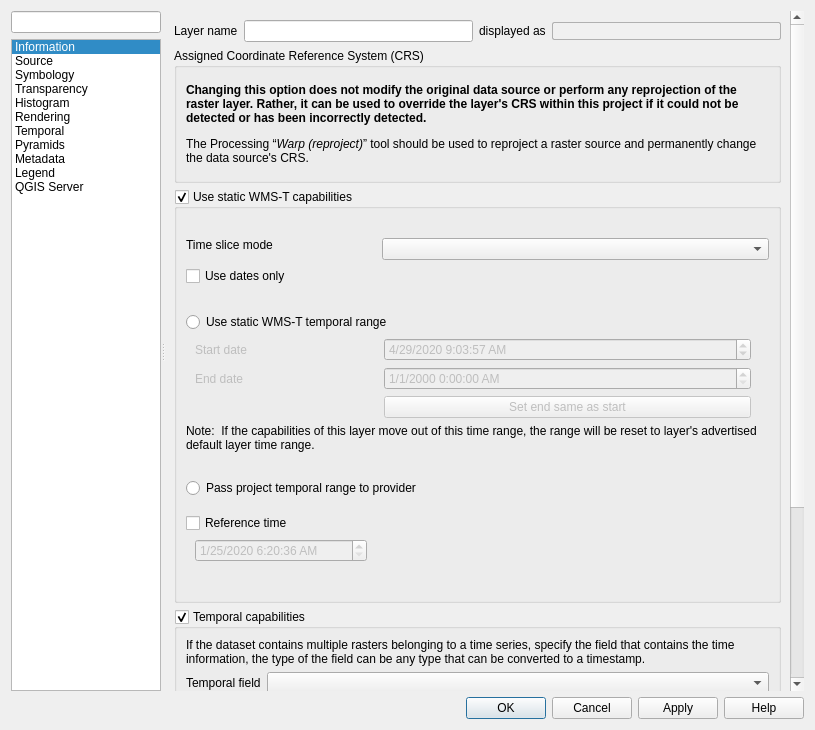
qgis/QGIS, file src/ui/qgsrasterlayerpropertiesbase.ui: the form before one commit.
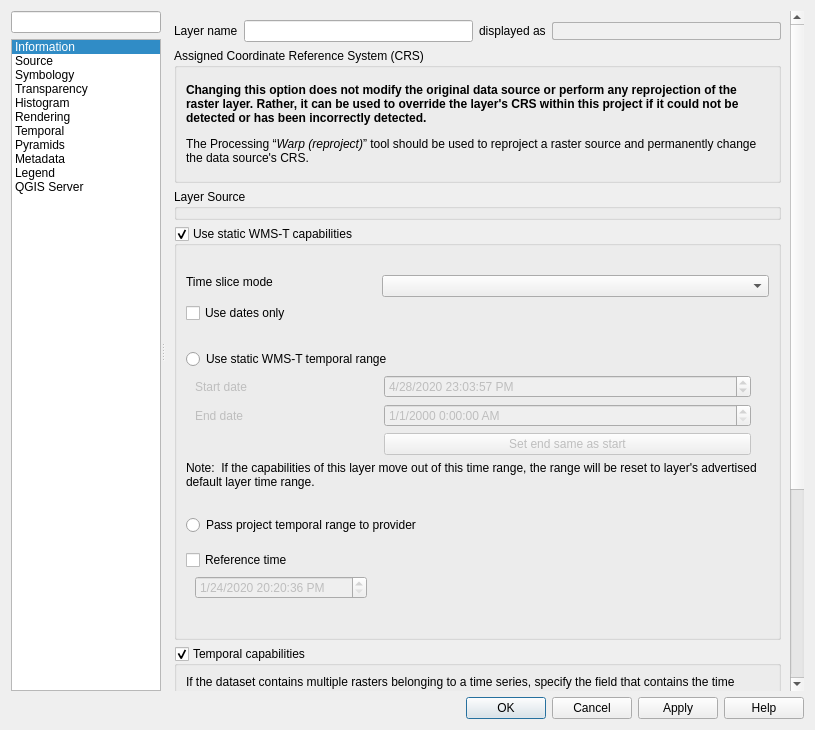
The form after the commit. The open tabs and pages were chosen to show the change. Icons and pictures are not drawn. Custom widgets are drawn as their Qt base class.

Commit message: Add a provider source widget for gdal file based layers, and allow changing layer file source from raster layer properties

The edit to the form file:
```diff
--- a/src/ui/qgsrasterlayerpropertiesbase.ui
+++ b/src/ui/qgsrasterlayerpropertiesbase.ui
@@ -302,8 +302,8 @@
                <rect>
                 <x>0</x>
                 <y>0</y>
-                <width>325</width>
-                <height>978</height>
+                <width>629</width>
+                <height>1168</height>
                </rect>
               </property>
               <layout class="QVBoxLayout" name="verticalLayout_7">
@@ -389,6 +389,13 @@
                  </layout>
                 </widget>
                </item>
+               <item>
+                <widget class="QgsCollapsibleGroupBox" name="mSourceGroupBox">
+                 <property name="title">
+                  <string>Layer Source</string>
+                 </property>
+                </widget>
+               </item>
                <item>
                 <widget class="QGroupBox" name="mWmstGroup">
                  <property name="enabled">
@@ -457,19 +464,19 @@
                       <widget class="QgsDateTimeEdit" name="mReferenceDateTimeEdit">
                        <property name="dateTime">
                         <datetime>
-                         <hour>6</hour>
+                         <hour>20</hour>
                          <minute>20</minute>
                          <second>36</second>
                          <year>2020</year>
                          <month>1</month>
-                         <day>25</day>
+                         <day>24</day>
                         </datetime>
                        </property>
                        <property name="date">
                         <date>
                          <year>2020</year>
                          <month>1</month>
-                         <day>25</day>
+                         <day>24</day>
                         </date>
                        </property>
                        <property name="currentSection">
@@ -587,12 +594,12 @@
                          <widget class="QgsDateTimeEdit" name="mStartStaticDateTimeEdit">
                           <property name="dateTime">
                            <datetime>
-                            <hour>9</hour>
+                            <hour>23</hour>
                             <minute>3</minute>
                             <second>57</second>
                             <year>2020</year>
                             <month>4</month>
-                            <day>29</day>
+                            <day>28</day>
                            </datetime>
                           </property>
                           <property name="currentSection">
@@ -2542,9 +2549,9 @@
  </widget>
  <customwidgets>
   <customwidget>
-   <class>QgsDoubleSpinBox</class>
-   <extends>QDoubleSpinBox</extends>
-   <header>qgsdoublespinbox.h</header>
+   <class>QgsFilterLineEdit</class>
+   <extends>QLineEdit</extends>
+   <header>qgsfilterlineedit.h</header>
   </customwidget>
   <customwidget>
    <class>QgsScrollArea</class>
@@ -2552,6 +2559,11 @@
    <header>qgsscrollarea.h</header>
    <container>1</container>
   </customwidget>
+  <customwidget>
+   <class>QgsDoubleSpinBox</class>
+   <extends>QDoubleSpinBox</extends>
+   <header>qgsdoublespinbox.h</header>
+  </customwidget>
   <customwidget>
    <class>QgsDateTimeEdit</class>
    <extends>QDateTimeEdit</extends>
@@ -2569,11 +2581,6 @@
    <header>qgscolorbutton.h</header>
    <container>1</container>
   </customwidget>
-  <customwidget>
-   <class>QgsFilterLineEdit</class>
-   <extends>QLineEdit</extends>
-   <header>qgsfilterlineedit.h</header>
-  </customwidget>
   <customwidget>
    <class>QgsSpinBox</class>
    <extends>QSpinBox</extends>
```
Left out of the diff: 28 changed lines with no effect on the pictures. The commit also changes 7 other files.
